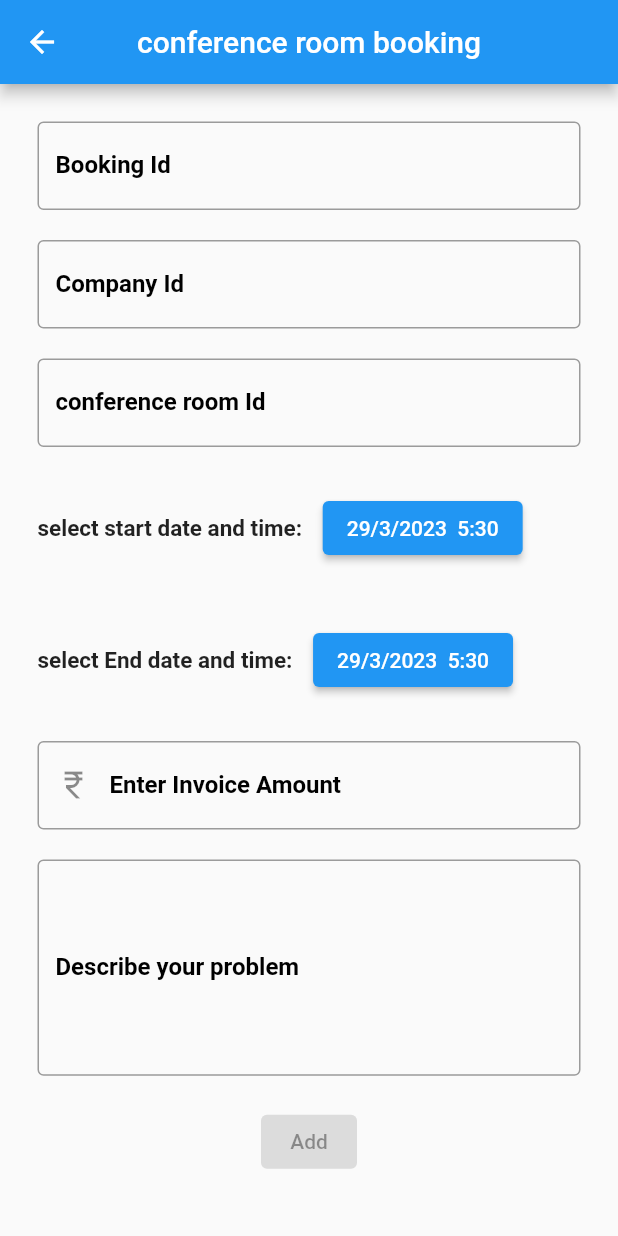
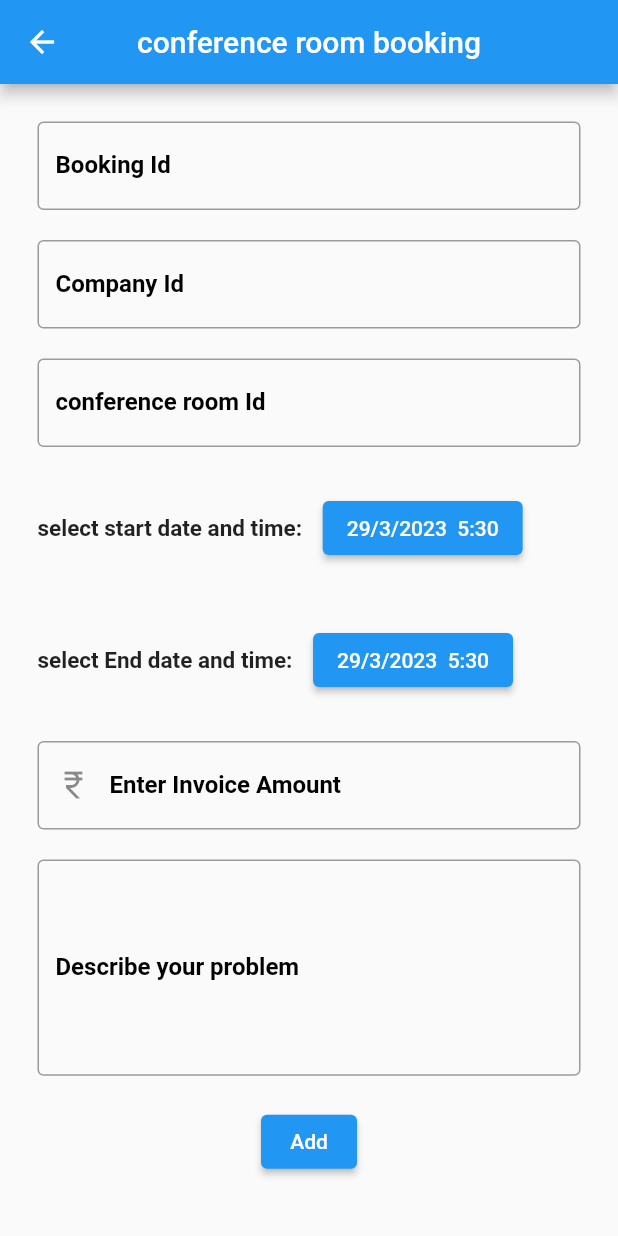
Before and after one commit to ChandragiriGoutham123/isprout_app, a Flutter app: the ConferenceRoomBookingDetails screen opened directly, after a tap on "Add Conference Bookings", on a phone screen of 412 x 824 dp. Run offline on Flutter 3.47's test engine with Material 2 defaults, Android fonts, the phone set to English and light mode, and no system bars; our stand-ins replace cloud_firestore, file_picker, firebase_core, image_picker; missing offline and left inert: dropdownfield2; accounts and stored records are empty.

```diff
--- a/lib/adding_pages/add_conference_room_bookings.dart
+++ b/lib/adding_pages/add_conference_room_bookings.dart
@@ -1,3 +1,5 @@
+import 'package:basic_app/DAO/booking_conference_room_dao.dart';
+import 'package:basic_app/models/booking_conference_room_model.dart';
 import 'package:flutter/material.dart';
 import 'package:intl/intl.dart';
 class AddConferenceRoomBookings extends StatefulWidget {
@@ -10,7 +12,13 @@ class AddConferenceRoomBookings extends StatefulWidget {
 class _AddConferenceRoomBookingsState extends State<AddConferenceRoomBookings> {
   DateTime startDateTime=DateTime(2023,03,29,5,30);
   DateTime endDateTime = DateTime(2023,03,29,5,30);
+  final TextEditingController _bookingIdSelected = TextEditingController();
+  final TextEditingController _companyIdSelected = TextEditingController();
+  final TextEditingController _conferenceRoomIdSelected = TextEditingController();
+  final TextEditingController _invoiceAmountSelected = TextEditingController();
+  final TextEditingController _descriptionSelected = TextEditingController();
 
+  final BookingConferenceRoomDao bookingConferenceRoomDao = BookingConferenceRoomDao();
   @override
   Widget build(BuildContext context) {
     final hours=startDateTime.hour.toString().padLeft(2,'0');
@@ -25,7 +33,8 @@ class _AddConferenceRoomBookingsState extends State<AddConferenceRoomBookings> {
 
             children: <Widget> [
 
-              const TextField(
+               TextField(
+                controller: _bookingIdSelected,
                autocorrect: true,
                 keyboardType: TextInputType.number,
                 decoration: InputDecoration(
@@ -37,6 +46,7 @@ class _AddConferenceRoomBookingsState extends State<AddConferenceRoomBookings> {
                     ),
               ),SizedBox(height: 20.0,),
               TextField(
+                controller: _companyIdSelected,
                 autocorrect: true,
                 keyboardType: TextInputType.number,
                 decoration: InputDecoration(
@@ -48,6 +58,7 @@ class _AddConferenceRoomBookingsState extends State<AddConferenceRoomBookings> {
                 ),
               ),SizedBox(height: 20.0,),
               TextField(
+                controller: _conferenceRoomIdSelected,
                 autocorrect: true,
                 keyboardType: TextInputType.number,
                 decoration: InputDecoration(
@@ -84,7 +95,8 @@ class _AddConferenceRoomBookingsState extends State<AddConferenceRoomBookings> {
                         , child: Text('${endDateTime.day}/${endDateTime.month}/${endDateTime.year}  ${endDateTime.hour}:${endDateTime.minute}'))
                   )],
               ),SizedBox(height: 20.0,),
-              const TextField(
+               TextField(
+                 controller: _invoiceAmountSelected,
                 autocorrect: true,
                 keyboardType: TextInputType.number,
                 decoration: InputDecoration(
@@ -96,8 +108,8 @@ class _AddConferenceRoomBookingsState extends State<AddConferenceRoomBookings> {
                   prefixIcon: Icon(Icons.currency_rupee)
                 ),
               ),const SizedBox(height: 20,),
-              const TextField(
-
+               TextField(
+                controller: _descriptionSelected,
                 autocorrect: true,
                 maxLines: 5,
                 keyboardType: TextInputType.emailAddress,
@@ -108,7 +120,13 @@ class _AddConferenceRoomBookingsState extends State<AddConferenceRoomBookings> {
                     labelStyle: TextStyle(
                         color: Colors.black, fontWeight: FontWeight.bold),
                     prefix: Icon(Icons.comment)),
-              ),Container(margin:EdgeInsets.all(20.0),child: ElevatedButton(onPressed: null, child: Text("Add")))
+              ),Container(margin:EdgeInsets.all(20.0),child: ElevatedButton(onPressed: (){
+                bookingConferenceRoomDao.addBookingConferenceRooms(BookingConferenceRoomModel(
+                    bookingId: _bookingIdSelected.text, companyId: _companyIdSelected.text,
+                    conferenceRoomId: _conferenceRoomIdSelected.text,
+                    startingDateTime: startDateTime, endingDateTime: endDateTime,
+                    amount: _invoiceAmountSelected.text, comment: _descriptionSelected.text));
+              }, child: Text("Add")))
 
             ],
           ),
--- a/lib/pages/conference_room_bookings.dart
+++ b/lib/pages/conference_room_bookings.dart
@@ -1,21 +1,119 @@
+import 'package:basic_app/DAO/booking_conference_room_dao.dart';
 import 'package:basic_app/adding_pages/add_conference_room_bookings.dart';
 import 'package:basic_app/main/drawer_widget.dart';
+import 'package:basic_app/models/booking_conference_room_model.dart';
 import 'package:flutter/material.dart';
 
 class ConferenceRoomBookingDetails extends StatefulWidget {
   const ConferenceRoomBookingDetails({Key? key}) : super(key: key);
 
   @override
-  State<ConferenceRoomBookingDetails> createState() => _ConferenceRoomBookingDetailsState();
+  State<ConferenceRoomBookingDetails> createState() =>
+      _ConferenceRoomBookingDetailsState();
 }
 
-class _ConferenceRoomBookingDetailsState extends State<ConferenceRoomBookingDetails> {
+class _ConferenceRoomBookingDetailsState
+    extends State<ConferenceRoomBookingDetails> {
+  late Stream<List<BookingConferenceRoomModel>> _conferenceStream;
+  final BookingConferenceRoomDao bookingConferenceRoomDao =
+      BookingConferenceRoomDao();
+
+  @override
+  void initState() {
+    super.initState();
+    _conferenceStream = bookingConferenceRoomDao.getBookingConferenceRooms();
+  }
+
   @override
   Widget build(BuildContext context) {
     return Scaffold(
-      appBar: AppBar(title: Text('Conference room Bookings',),centerTitle: true,),
-      drawer: MyDrawer(),
+      appBar: AppBar(
+        title: const Text(
+          'Conference room Bookings',
+        ),
+        centerTitle: true,
+      ),
+      drawer: const MyDrawer(),
+      body: StreamBuilder<List<BookingConferenceRoomModel>>(
+        stream: _conferenceStream,
+        builder: (context, snapshot) {
+          if (!snapshot.hasData) {
+            return const CircularProgressIndicator();
 
+          }
+          final conference = snapshot.data!;
+          return ListView(
+              children: conference
+                  .map((doc) => Card(
+                        color: Colors.white38,
+                        margin: const EdgeInsets.all(20.0),
+                        child: Column(
+                          mainAxisAlignment: MainAxisAlignment.start,
+                          crossAxisAlignment: CrossAxisAlignment.start,
+                          children: [
+                            Container(
+
+                                margin: EdgeInsets.all(20),
+                                child: Text(
+                                  "Booking Id:  ${doc.bookingId}",
+                                  style: TextStyle(
+                                      fontWeight: FontWeight.bold,
+                                      fontSize: 20),
+                                )),
+                            Container(
+                                margin: EdgeInsets.all(20),
+                                child: Text(
+                                  "Company Id: ${doc.companyId}",
+                                  style: TextStyle(
+                                      fontWeight: FontWeight.bold,
+                                      fontSize: 20),
+                                )),
+                            Container(
+                                margin: EdgeInsets.all(20),
+                                child: Text(
+                                  "Conference Room Id: ${doc.conferenceRoomId}",
+                                  style: TextStyle(
+                                      fontWeight: FontWeight.bold,
+                                      fontSize: 20),
+                                )),
+                            Container(
+                                margin: EdgeInsets.all(20),
+                                child: Text(
+                                  "Starting Booking Date and Time: ${doc.startingDateTime}",
+                                  style: TextStyle(
+                                      fontWeight: FontWeight.bold,
+                                      fontSize: 20),
+                                )),
+                            Container(
+                                margin: EdgeInsets.all(20),
+                                child: Text(
+                                  "Ending Booking Date and Time: ${doc.endingDateTime}",
+                                  style: TextStyle(
+                                      fontWeight: FontWeight.bold,
+                                      fontSize: 20),
+                                )),
+                            Container(
+                                margin: EdgeInsets.all(20),
+                                child: Text(
+                                  "Amount: ${doc.amount}",
+                                  style: TextStyle(
+                                      fontWeight: FontWeight.bold,
+                                      fontSize: 20),
+                                )),
+                            Container(
+                                margin: EdgeInsets.all(20),
+                                child: Text(
+                                  "comment: ${doc.comment}",
+                                  style: TextStyle(
+                                      fontWeight: FontWeight.bold,
+                                      fontSize: 20),
+                                )),
+                          ],
+                        ),
+                      ))
+                  .toList());
+        },
+      ),
       floatingActionButton: FloatingActionButton.extended(
           onPressed: () {
             showDialog(
@@ -25,9 +123,7 @@ class _ConferenceRoomBookingDetailsState extends State<ConferenceRoomBookingDeta
           },
           tooltip: 'Add Location',
           icon: const Icon(Icons.add),
-          label:
-
-          const Text("Add Conference Bookings")),
+          label: const Text("Add Conference Bookings")),
     );
   }
 }
```
